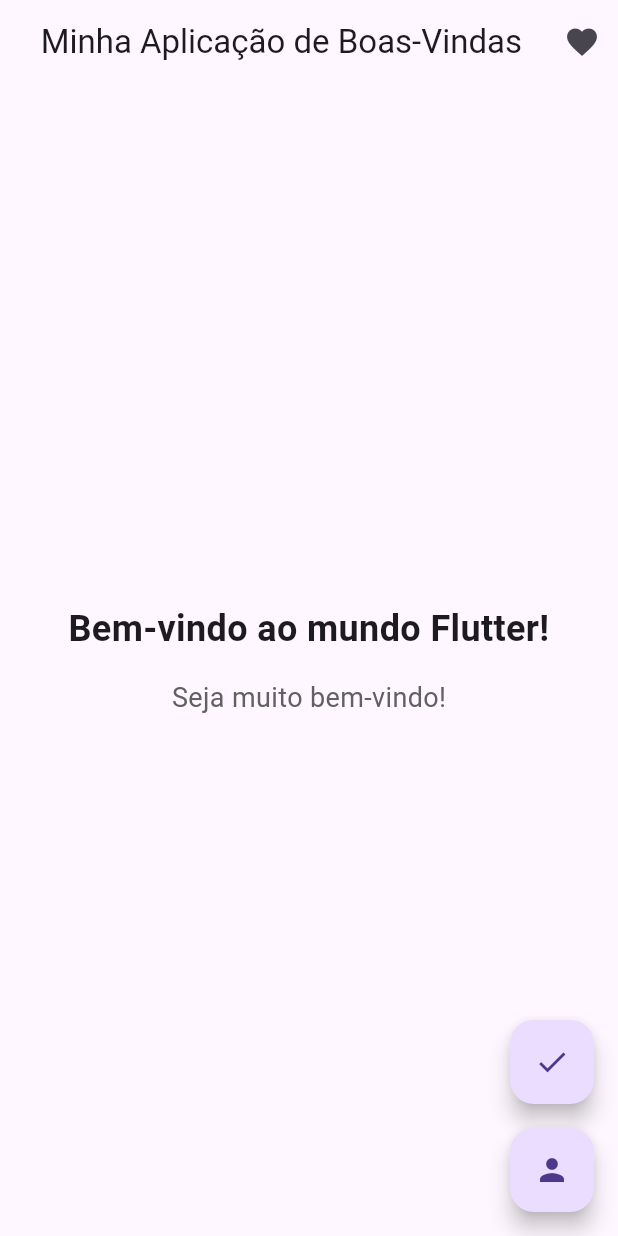
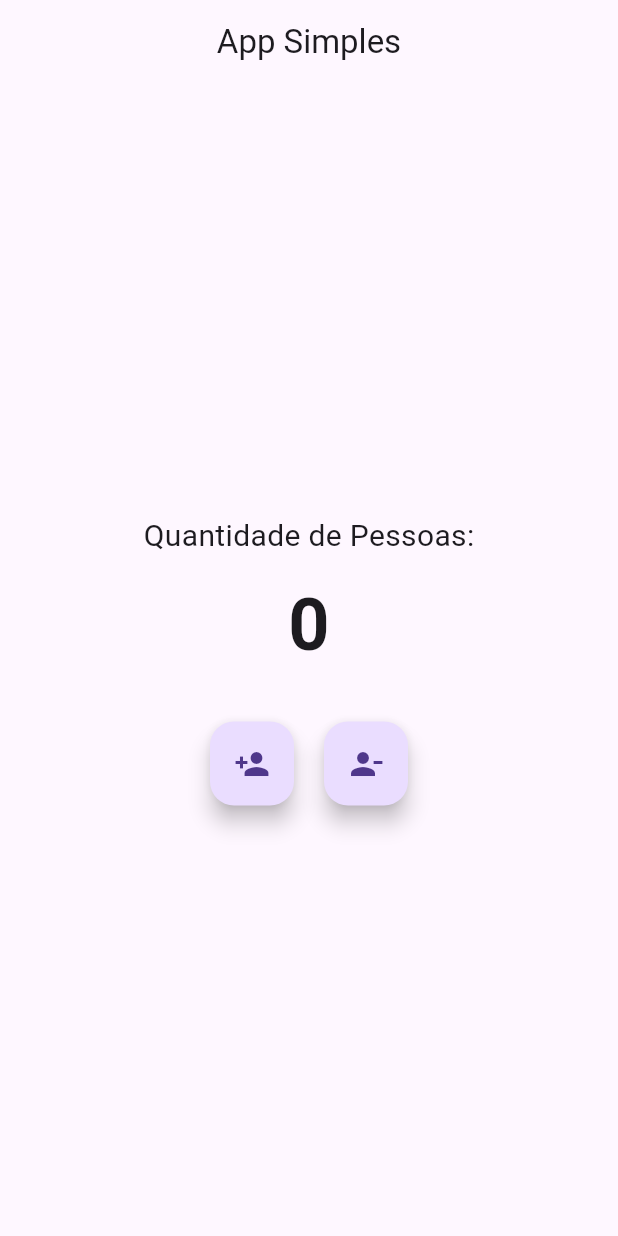
Before and after one commit to THOMASblack8z8/app-flutter, a Flutter app: the screen it shows after launch, on a phone screen of 412 x 824 dp. Run offline on Flutter 3.47's test engine with Material 3 defaults, Android fonts, the phone set to English and light mode, and no system bars.

Commit message:
first commit

```diff
--- a/lib/main.dart
+++ b/lib/main.dart
@@ -10,85 +10,73 @@ class MyApp extends StatelessWidget {
   @override
   Widget build(BuildContext context) {
     return MaterialApp(
-      title: 'Minha Aplicação',
-      home: MyHomePage(),
+      title: 'App Simples',
+      home: const MinhaTela(),
     );
   }
 }
+class MinhaTela extends StatefulWidget {
+  const MinhaTela({super.key});
 
-class MyHomePage extends StatefulWidget {
   @override
-  State<MyHomePage> createState() => _MyHomePageState();
+  State<MinhaTela> createState() => _MinhaTelaState();
 }
 
-class _MyHomePageState extends State<MyHomePage> {
-  String nomeExibido = 'Bem-vindo ao mundo Flutter!';
-  String subtitulo = 'Seja muito bem-vindo!';
+class _MinhaTelaState extends State<MinhaTela> {
+  int _quantidadePessoas = 0;
+
+  void _adicionarPessoa() {
+    setState(() {
+      _quantidadePessoas++;
+    });
+  }
+
+  void _removerPessoa() {
+    setState(() {
+      if (_quantidadePessoas > 0) {
+        _quantidadePessoas--;
+      }
+    });
+  }
 
   @override
   Widget build(BuildContext context) {
     return Scaffold(
       appBar: AppBar(
-        title: Text('Minha Aplicação de Boas-Vindas'),
+        title: const Text('App Simples'),
         centerTitle: true,
-        actions: [
-          IconButton(
-            icon: Icon(Icons.favorite),
-            onPressed: () {
-              print('Ícone do AppBar pressionado!');
-            },
-          ),
-        ],
       ),
       body: Center(
         child: Column(
           mainAxisAlignment: MainAxisAlignment.center,
           children: [
+            const Text(
+              'Quantidade de Pessoas:',
+              style: TextStyle(fontSize: 20),
+            ),
+            const SizedBox(height: 10),
             Text(
-              nomeExibido,
-              style: TextStyle(
-                fontSize: 24,
-                fontWeight: FontWeight.bold,
-              ),
-              textAlign: TextAlign.center,
+              '$_quantidadePessoas',
+              style: const TextStyle(fontSize: 48, fontWeight: FontWeight.bold),
             ),
-            SizedBox(height: 16),
-            Text(
-              subtitulo,
-              style: TextStyle(
-                fontSize: 18,
-                color: Colors.grey[700],
-              ),
+            const SizedBox(height: 30),
+            Row(
+              mainAxisAlignment: MainAxisAlignment.center,
+              children: [
+                FloatingActionButton(
+                  onPressed: _adicionarPessoa,
+                  child: const Icon(Icons.person_add),
+                ),
+                const SizedBox(width: 20),
+                FloatingActionButton(
+                  onPressed: _removerPessoa,
+                  child: const Icon(Icons.person_remove),
+                ),
+              ],
             ),
           ],
         ),
       ),
-      floatingActionButton: Column(
-        mainAxisAlignment: MainAxisAlignment.end,
-        children: [
-          FloatingActionButton(
-            onPressed: () {
-              print('Botão pressionado!');
-              setState(() {
-                nomeExibido = 'Bem-vindo ao mundo Flutter!';
-                subtitulo = 'Seja muito bem-vindo!';
-              });
-            },
-            child: Icon(Icons.check),
-          ),
-          SizedBox(height: 16),
-          FloatingActionButton(
-            onPressed: () {
-              print('Thomas Gabriel');
-              setState(() {
-                nomeExibido = 'Thomas Gabriel';
-                subtitulo = 'Bem-vindo ao mundo Flutter!';
-              });
-            },
-            child: Icon(Icons.person),
-          ),
-        ],
-      ),
     );
   }
 }
```
